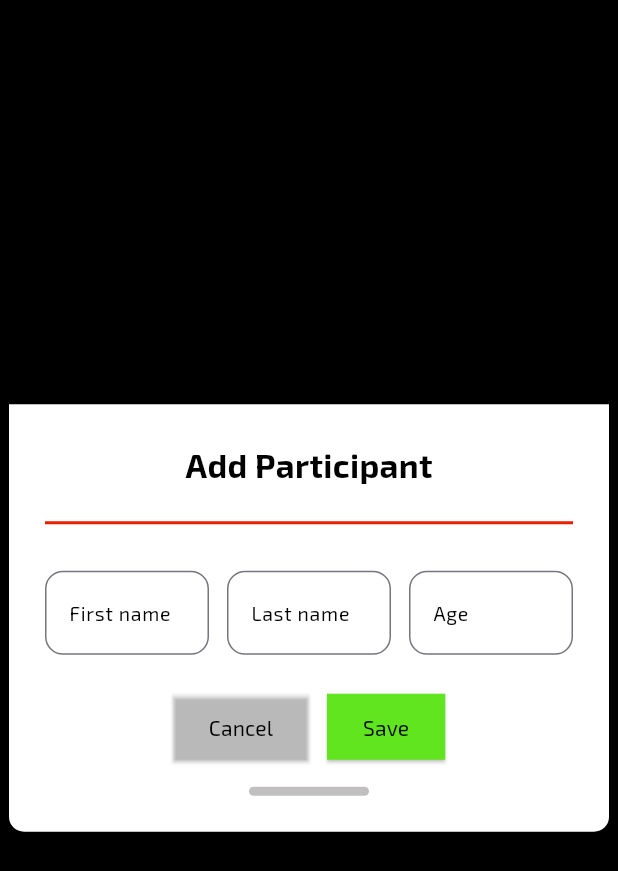
After one commit to chanda-dev/race_tracking_app_g14, a Flutter app: the AddParticipantScreen screen opened directly, on a phone screen of 412 x 824 dp. The commit adds this screen. Shown: the top 871 px of the screen. Run offline on Flutter 3.47's test engine with Material 3 defaults, Android fonts, the phone set to English and light mode, and no system bars; network calls fail; project files that could hold a hidden picture were left out.

Commit message:
form_add/update participant

```diff
--- /dev/null
+++ b/lib/UI/screens/form_add_widget.dart
@@ -0,0 +1,151 @@
+import 'package:flutter/material.dart';
+import 'package:race_tracking_app_g14/UI/theme/theme.dart'; // Ensure this path is correct
+
+void main() {
+  runApp(const MyApp());
+}
+
+class MyApp extends StatelessWidget {
+  const MyApp({super.key});
+
+  @override
+  Widget build(BuildContext context) {
+    return MaterialApp(
+      title: 'Race Tracking App',
+      debugShowCheckedModeBanner: false,
+      theme: appTheme, // Make sure `appTheme` is defined in your theme.dart
+      home: const AddParticipantScreen(),
+    );
+  }
+}
+
+class AddParticipantScreen extends StatelessWidget {
+  const AddParticipantScreen({super.key});
+
+  @override
+  Widget build(BuildContext context) {
+    return Scaffold(
+      backgroundColor: AppColors.secondaryColor,
+      body: Center(
+        child: Container(
+          width: 400, // Changed from 60 to 600 for proper sizing
+          padding: const EdgeInsets.all(AppSpacings.l),
+          decoration: BoxDecoration(
+            color: AppColors.backGroundColor,
+            borderRadius: const BorderRadius.only(
+              bottomLeft: Radius.circular(10),
+              bottomRight: Radius.circular(10),
+            ),
+          ),
+          child: Column(
+            mainAxisSize: MainAxisSize.min,
+            children: [
+              Text(
+                "Add Participant",
+                style: AppTextStyles.heading.copyWith(
+                  color: AppColors.secondaryColor,
+                  fontSize: 22,
+                ),
+              ),
+              const SizedBox(height: AppSpacings.m),
+              Divider(color: AppColors.primary, thickness: 2),
+              const SizedBox(height: AppSpacings.l),
+              Row(
+                children: [
+                  Expanded(
+                    child: TextField(
+                      decoration: InputDecoration(
+                        labelText: "First name",
+                        labelStyle: AppTextStyles.label.copyWith(
+                          color: AppColors.secondaryColor,
+                        ),
+                        border: OutlineInputBorder(
+                          borderRadius: BorderRadius.circular(AppSpacings.s),
+                        ),
+                      ),
+                    ),
+                  ),
+                  const SizedBox(width: AppSpacings.s),
+                  Expanded(
+                    child: TextField(
+                      decoration: InputDecoration(
+                        labelText: "Last name",
+                        labelStyle: AppTextStyles.label.copyWith(
+                          color: AppColors.secondaryColor,
+                        ),
+                        border: OutlineInputBorder(
+                          borderRadius: BorderRadius.circular(AppSpacings.s),
+                        ),
+                      ),
+                    ),
+                  ),
+                  const SizedBox(width: AppSpacings.s),
+                  Expanded(
+                    child: TextField(
+                      keyboardType: TextInputType.number,
+                      decoration: InputDecoration(
+                        labelText: "Age",
+                        labelStyle: AppTextStyles.label.copyWith(
+                          color: AppColors.secondaryColor,
+                        ),
+                        border: OutlineInputBorder(
+                          borderRadius: BorderRadius.circular(AppSpacings.s),
+                        ),
+                      ),
+                    ),
+                  ),
+                ],
+              ),
+              const SizedBox(height: AppSpacings.l),
+              Row(
+                mainAxisAlignment: MainAxisAlignment.center,
+                children: [
+                  ElevatedButton(
+                    onPressed: () {},
+                    style: ElevatedButton.styleFrom(
+                      backgroundColor: const Color.fromRGBO(240, 227, 227, 0),
+                      foregroundColor: AppColors.secondaryColor,
+                      padding: const EdgeInsets.symmetric(
+                        horizontal: 24,
+                        vertical: 12,
+                      ),
+                      shape: RoundedRectangleBorder(
+                        borderRadius: BorderRadius.zero,
+                      ),
+                    ),
+                    child: Text("Cancel", style: AppTextStyles.button),
+                  ),
+                  const SizedBox(width: AppSpacings.s),
+                  ElevatedButton(
+                    onPressed: () {},
+                    style: ElevatedButton.styleFrom(
+                      backgroundColor: const Color.fromARGB(255, 96, 229, 30),
+                      foregroundColor: AppColors.secondaryColor,
+                      padding: const EdgeInsets.symmetric(
+                        horizontal: 24,
+                        vertical: 12,
+                      ),
+                      shape: RoundedRectangleBorder(
+                        borderRadius: BorderRadius.zero,
+                      ),
+                    ),
+                    child: Text("Save", style: AppTextStyles.button),
+                  ),
+                ],
+              ),
+              const SizedBox(height: AppSpacings.m),
+              Container(
+                height: 6,
+                width: 80,
+                decoration: BoxDecoration(
+                  color: AppColors.thirdColor,
+                  borderRadius: BorderRadius.circular(10),
+                ),
+              ),
+            ],
+          ),
+        ),
+      ),
+    );
+  }
+}
--- a/lib/UI/theme/theme.dart
+++ b/lib/UI/theme/theme.dart
@@ -30,9 +30,6 @@ class AppColors {
   }
 }
 
-///
-/// Definition of App text styles.
-///
 class AppTextStyles {
   static TextStyle heading = TextStyle(
     fontSize: 20,
```
Also changed, not shown: lib/UI/screens/form_update_participant.dart (added, +147 -0 lines).
